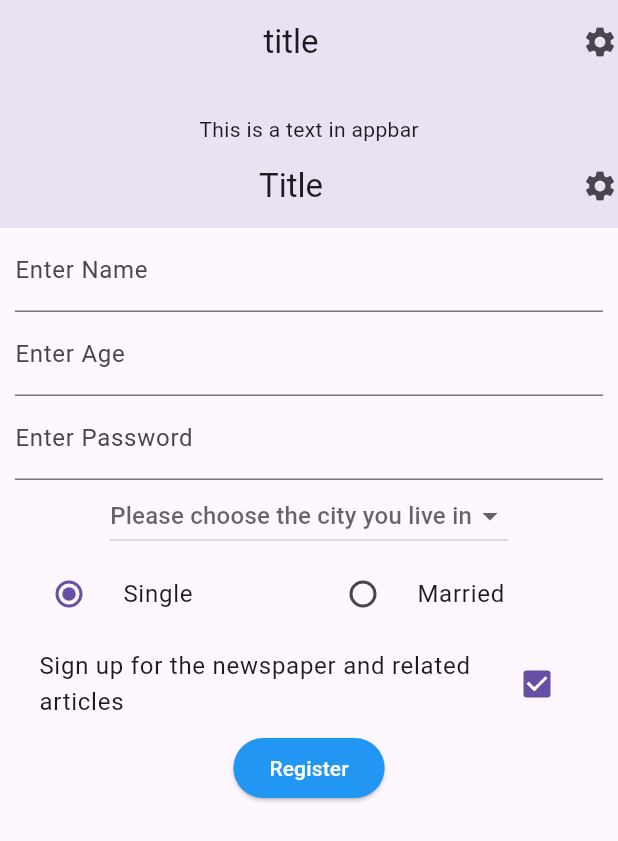
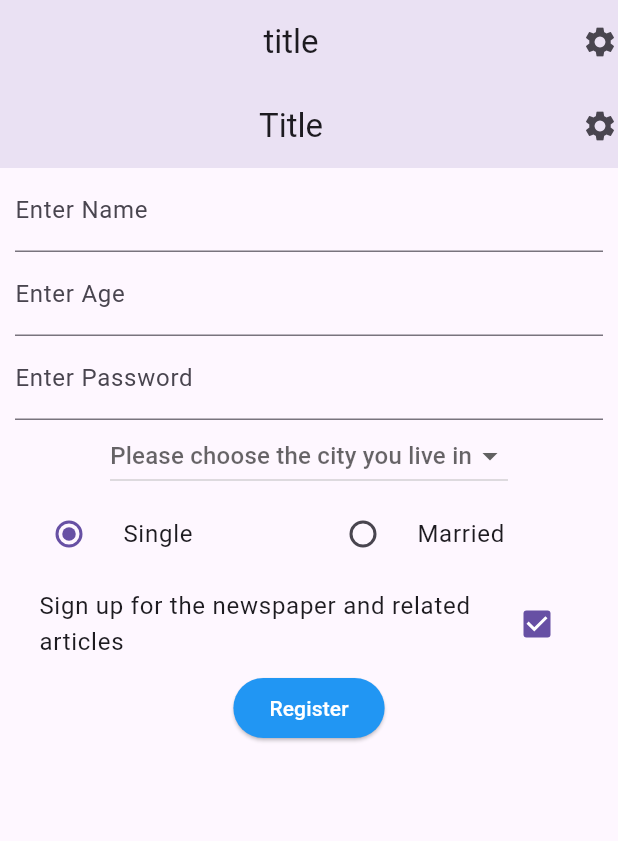
Before and after one commit to Belemcv23/curso_Flutter, a Flutter app: the screen it shows after launch, on a phone screen of 412 x 824 dp. Shown: the top 841 px of the screen. Run offline on Flutter 3.47's test engine with Material 3 defaults, Android fonts, the phone set to English and light mode, and no system bars.

```diff
--- a/first_flutter_project/lib/main.dart
+++ b/first_flutter_project/lib/main.dart
@@ -11,18 +11,23 @@ class Myclass extends StatelessWidget{
     return  MaterialApp(
       debugShowCheckedModeBanner: false,
       title:"My flutter app",
+      routes:<String,WidgetBuilder>{
+        '/screen1':(BuildContext context) => SecondClass(),
+        '/screen2':(BuildContext context) => SecondClass(),
+        '/screen3':(BuildContext context) => SecondClass(),
+        '/screen4':(BuildContext context) => SecondClass(),
+      },
       home:Scaffold(
         appBar:AppBar(
           elevation: 10.0,
-          title:Center(
-            child: Text('title'),
+          title:Center(child:Text('title'),
           ),
           actions: <Widget>[
             Icon(Icons.settings)
           ],
-          bottom: PreferredSize(
-              preferredSize: Size.fromHeight(40.0),
-            child: Text('This is a text in appbar'),)
+         // bottom: PreferredSize(
+            //  preferredSize: Size.fromHeight(40.0),
+           // child: Text('This is a text in appbar'),)
         ),
         body: SecondClass()
       )
```
